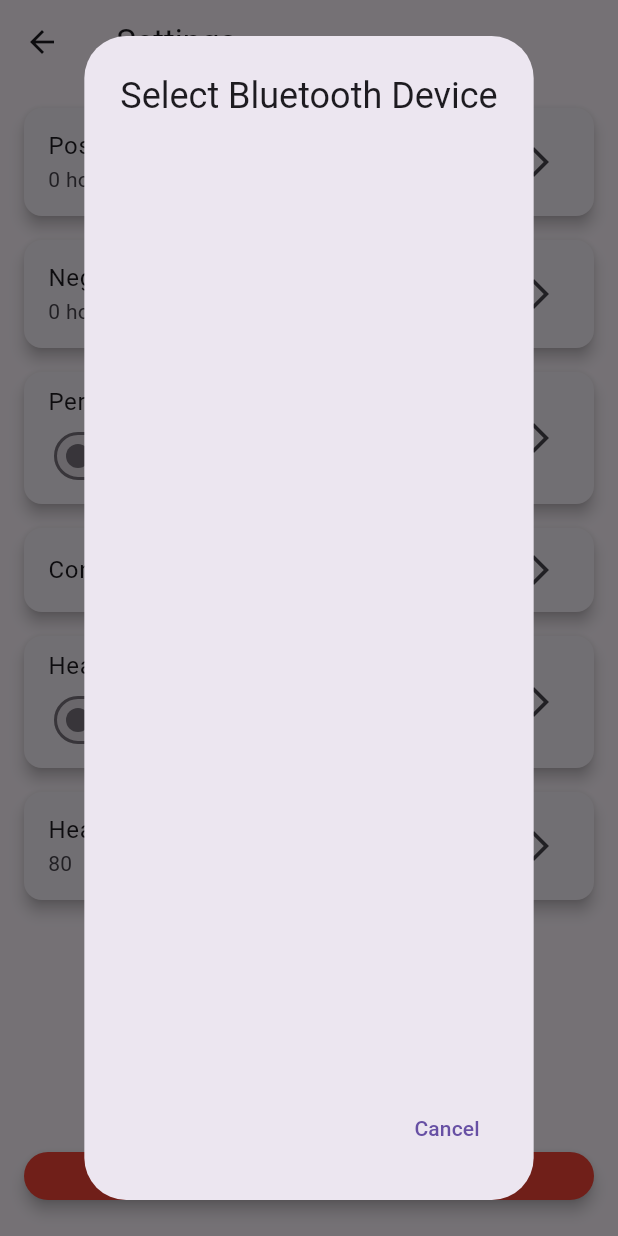
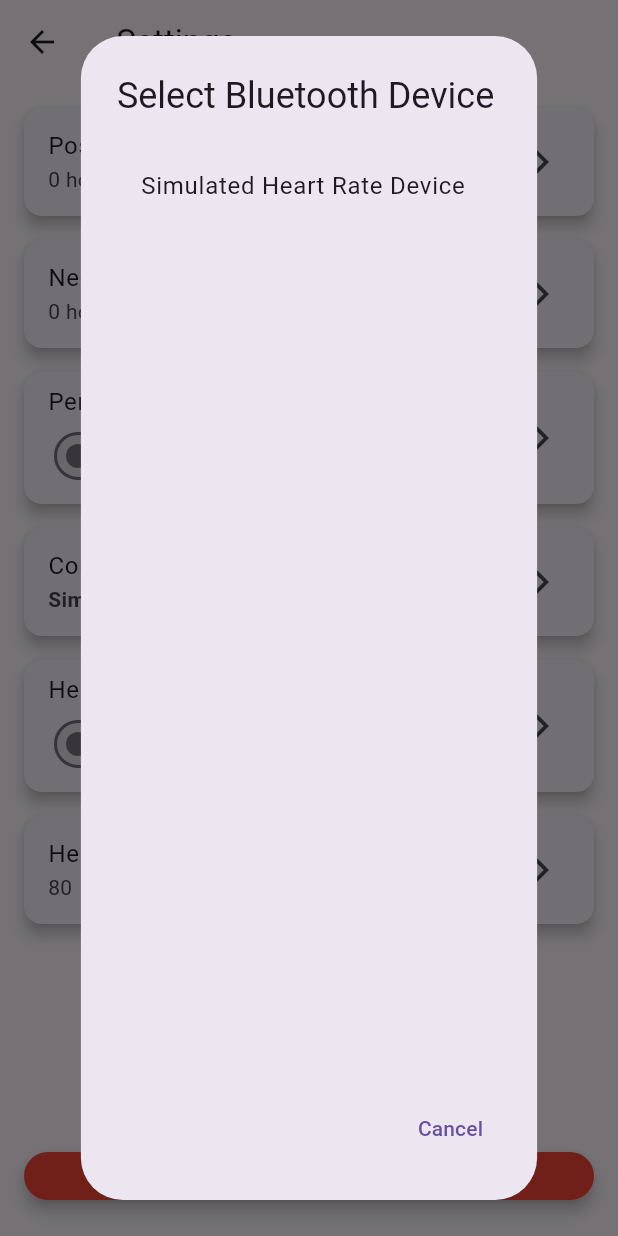
Before and after one commit to TylerHight/Que-App, a Flutter app: the DeviceSettingsScreen screen opened directly with empty values, after a tap on "Connect to heart rate monitor", on a phone screen of 412 x 824 dp. Run offline on Flutter 3.47's test engine with Material 3 defaults, Android fonts, the phone set to English and light mode, and no system bars; our stand-ins replace flutter_blue, syncfusion_flutter_charts.

Commit message:
added simulated HR device

```diff
--- a/lib/screens/home_screen/device_settings_screen.dart
+++ b/lib/screens/home_screen/device_settings_screen.dart
@@ -191,13 +191,35 @@ class _DeviceSettingsScreenState extends State<DeviceSettingsScreen> {
       margin: EdgeInsets.only(bottom: 16.0),
       child: ListTile(
         title: Text('Connect to heart rate monitor'),
-        // TODO: Add a subheading that shows the name of the connect bluetooth device
+        subtitle: _buildConnectedDeviceSubtitle(), // Added this line
         onTap: () {
           _selectBluetoothDevice(context);
         },
         trailing: Icon(Icons.arrow_forward_ios),
       ),
     );
+  }
+
+  Widget _buildConnectedDeviceSubtitle() {
+    // TODO: Replace the dummyDeviceName and isConnected logic with actual data
+    String dummyDeviceName = 'Simulated Heart Rate Device';
+    bool isConnected = true;
+
+    if (isConnected) {
+      return Column(
+        crossAxisAlignment: CrossAxisAlignment.start,
+        children: [
+          Text(
+            dummyDeviceName,
+            style: TextStyle(
+              fontWeight: FontWeight.bold,
+            ),
+          ),
+        ],
+      );
+    } else {
+      return Text('Not connected');
+    }
   }
 
   String _formatDuration(Duration duration) {
--- a/lib/screens/home_screen/utils/heart_rate_monitor_connection.dart
+++ b/lib/screens/home_screen/utils/heart_rate_monitor_connection.dart
@@ -30,7 +30,17 @@ class HeartRateMonitorConnection {
           title: Text('Select Bluetooth Device'),
           content: Column(
             children: [
-              // TODO: add a dummy device that starts the simulated HR
+              // Add a dummy device that starts the simulated HR
+              ListTile(
+                title: Text('Simulated Heart Rate Device'),
+                onTap: () {
+                  // Handle the selected Bluetooth device
+                  print('Selected Bluetooth Device: Simulated Heart Rate Device');
+                  // TODO: Start the simulated heart rate
+                  Navigator.of(context).pop();
+                },
+              ),
+              // Display other available devices
               for (var result in scanResults)
                 ListTile(
                   title: Text(result.device.name ?? 'Unknown Device'),
```
Also changed, not shown: lib/bluetooth.dart (line endings or trailing spaces).
